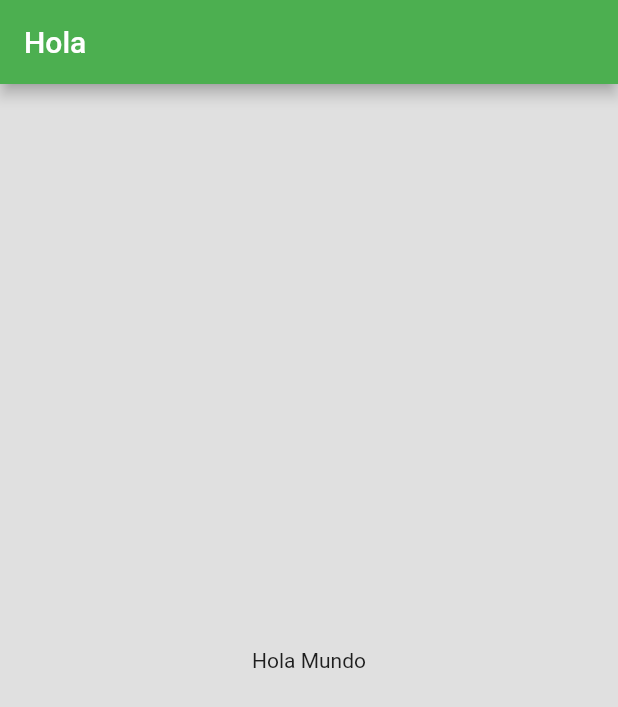
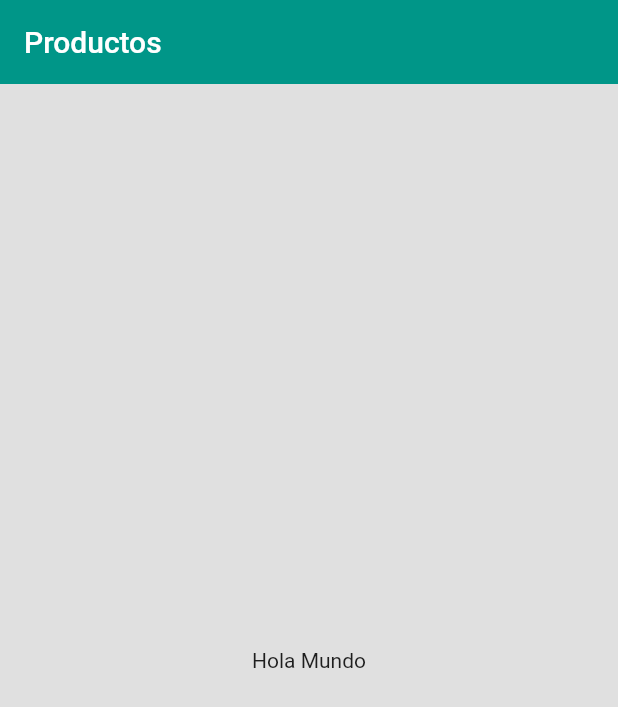
Before and after one commit to PACOdergod/productos, a Flutter app: the screen it shows after launch, on a phone screen of 412 x 824 dp. Shown: the top 707 px of the screen. Run offline on Flutter 3.47's test engine with Material 2 defaults, Android fonts, the phone set to English and light mode, and no system bars.

```diff
--- a/lib/main.dart
+++ b/lib/main.dart
@@ -32,7 +32,12 @@ class MyThemeData {
       primaryVariant: Colors.green.shade300,
     ),
 
-    primaryColor: Colors.green
+    primaryColor: Colors.green,
+
+    appBarTheme: AppBarTheme(
+      elevation: 0,
+      color: Colors.teal
+    )
   );
 
 }
--- a/lib/pages/home_page.dart
+++ b/lib/pages/home_page.dart
@@ -6,7 +6,7 @@ class HomePage extends StatelessWidget {
   Widget build(BuildContext context) {
     return Scaffold(
       appBar: AppBar(
-        title: Text('Hola'),
+        title: Text('Productos'),
       ),
       body: Center(
         child: Text('Hola Mundo'),
```
